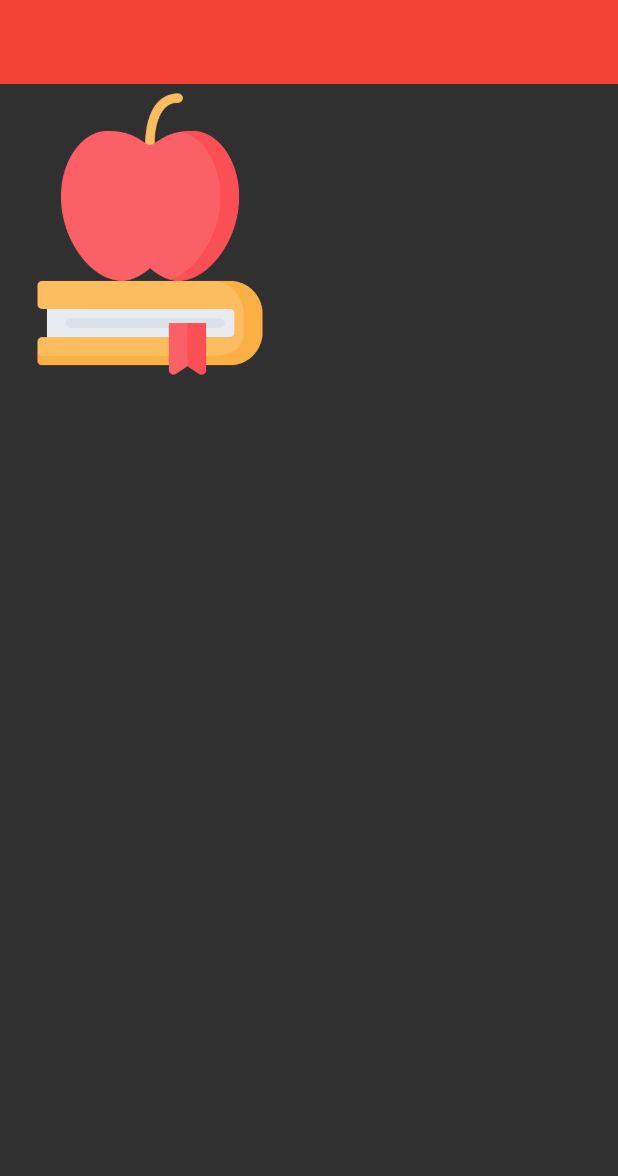
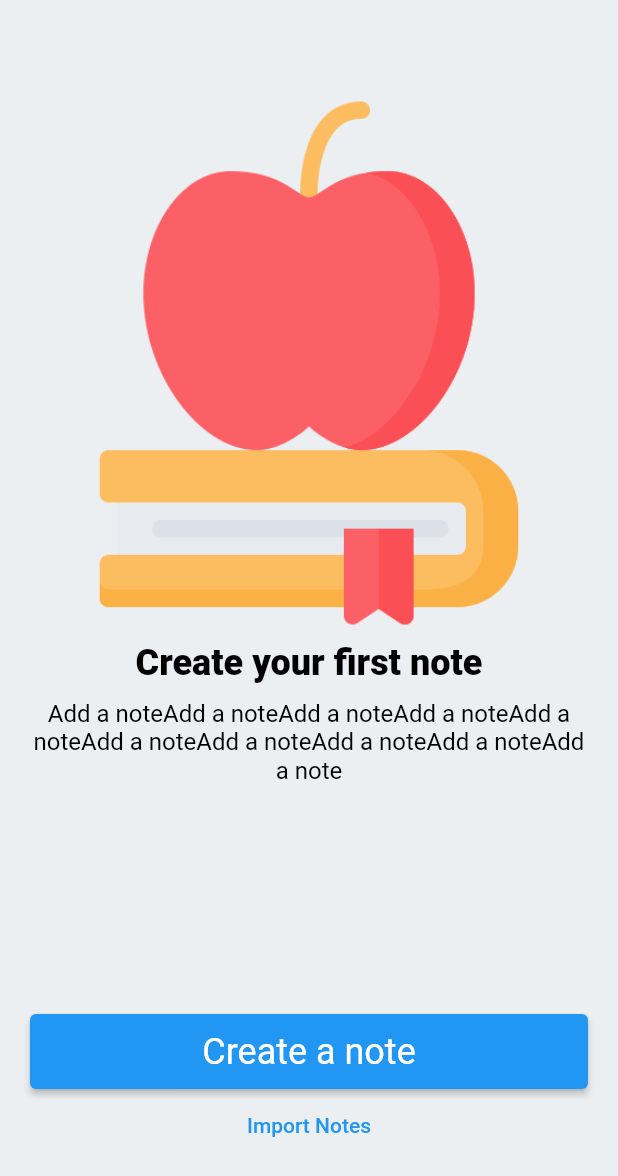
Before and after one commit to JosephDoUrden/Flutter-Full-Learn, a Flutter app: the screen it shows after launch, on a phone screen of 412 x 824 dp. Shown: the top 1176 px of the screen. Run offline on Flutter 3.47's test engine with Material 2 defaults, Android fonts, the light colour scheme and no system bars.

Commit message:
Note Taking App View

```diff
--- /dev/null
+++ b/lib/demos/note_demos_view.dart
@@ -0,0 +1,108 @@
+import 'package:flutter/material.dart';
+import 'package:flutter_full_learn/101/image_learn.dart';
+
+class NoteDemos extends StatelessWidget {
+  const NoteDemos({super.key});
+  final _title = 'Create your first note';
+  final _description = 'Add a note';
+  final _createNote = 'Create a note';
+  final _importNotes = 'Import Notes';
+
+  @override
+  Widget build(BuildContext context) {
+    return Scaffold(
+      backgroundColor: Colors.blueGrey[50],
+      appBar: AppBar(),
+      body: Padding(
+        padding: PaddingItems().horizontalPadding,
+        child: Column(
+          children: [
+            PngImage(path: ImageItems().appleWithBook),
+            _TitleWidget(title: _title),
+            Padding(
+              padding: PaddingItems().verticalPadding,
+              child: _SubtitleWidget(text: _description * 10),
+            ),
+            const Spacer(),
+            _createButton(createNote: _createNote),
+            TextButton(onPressed: () {}, child: Text(_importNotes)),
+            SizedBox(height: ButtonHeights().buttonNormalHeight),
+          ],
+        ),
+      ),
+    );
+  }
+}
+
+class _createButton extends StatelessWidget {
+  const _createButton({
+    super.key,
+    required String createNote,
+  }) : _createNote = createNote;
+
+  final String _createNote;
+
+  @override
+  Widget build(BuildContext context) {
+    return ElevatedButton(
+      onPressed: () {},
+      child: SizedBox(
+        height: ButtonHeights().buttonNormalHeight,
+        child: Center(
+          child: Text(
+            _createNote,
+            style: Theme.of(context).textTheme.headlineSmall,
+          ),
+        ),
+      ),
+    );
+  }
+}
+
+//Center text widget
+class _SubtitleWidget extends StatelessWidget {
+  const _SubtitleWidget(
+      {super.key, this.textAlign = TextAlign.center, required this.text});
+  final TextAlign? textAlign;
+  final String text;
+  @override
+  Widget build(BuildContext context) {
+    return Text(
+      text,
+      textAlign: TextAlign.center,
+      style: Theme.of(context).textTheme.subtitle1?.copyWith(
+            color: Colors.black,
+            fontWeight: FontWeight.w400,
+          ),
+    );
+  }
+}
+
+class _TitleWidget extends StatelessWidget {
+  const _TitleWidget({
+    super.key,
+    required this.title,
+  });
+
+  final String title;
+
+  @override
+  Widget build(BuildContext context) {
+    return Text(
+      title,
+      style: Theme.of(context).textTheme.headlineSmall?.copyWith(
+            color: Colors.black,
+            fontWeight: FontWeight.w800,
+          ),
+    );
+  }
+}
+
+class PaddingItems {
+  final EdgeInsets horizontalPadding = EdgeInsets.symmetric(horizontal: 20);
+  final EdgeInsets verticalPadding = EdgeInsets.symmetric(vertical: 10);
+}
+
+class ButtonHeights {
+  final double buttonNormalHeight = 50;
+}
--- a/lib/main.dart
+++ b/lib/main.dart
@@ -5,6 +5,7 @@ import 'package:flutter_full_learn/101/image_learn.dart';
 import 'package:flutter_full_learn/101/padding_learn.dart';
 import 'package:flutter_full_learn/101/text_learn_view.dart';
 import 'package:flutter_full_learn/101/container_sized_box_learn.dart';
+import 'package:flutter_full_learn/demos/note_demos_view.dart';
 import '101/icon_learn.dart';
 import '101/scaffold_learn.dart';
 import '101/button_learn.dart';
@@ -27,11 +28,11 @@ class MyApp extends StatelessWidget {
       theme: ThemeData.dark().copyWith(
           appBarTheme: const AppBarTheme(
         centerTitle: true,
-        backgroundColor: Colors.red,
+        backgroundColor: Colors.transparent,
         elevation: 0,
-        systemOverlayStyle: SystemUiOverlayStyle.light,
+        systemOverlayStyle: SystemUiOverlayStyle.dark,
       )),
-      home: ImageLearn(),
+      home: NoteDemos(),
     );
   }
 }
```
